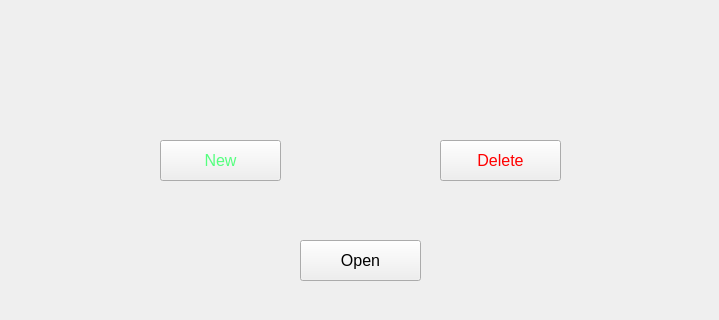
sriv95/Restaurant-Management, file ui/jsoncheck.ui: the form before one commit; both pictures show x 0 to 719 and y 200 to 520 of the 719 by 621 pixel window.
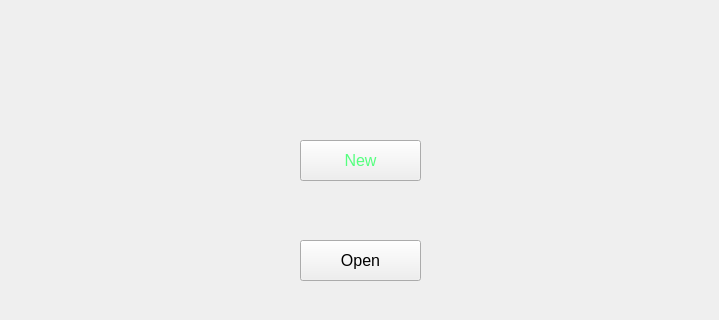
The form after the commit.

```diff
--- a/ui/jsoncheck.ui
+++ b/ui/jsoncheck.ui
@@ -16,7 +16,7 @@
   <widget class="QPushButton" name="newBtn">
    <property name="geometry">
     <rect>
-     <x>160</x>
+     <x>300</x>
      <y>340</y>
      <width>121</width>
      <height>41</height>
@@ -100,29 +100,6 @@
     <string>Continue -&gt;</string>
    </property>
   </widget>
-  <widget class="QPushButton" name="delBtn">
-   <property name="geometry">
-    <rect>
-     <x>440</x>
-     <y>340</y>
-     <width>121</width>
-     <height>41</height>
-    </rect>
-   </property>
-   <property name="font">
-    <font>
-     <pointsize>12</pointsize>
-     <bold>false</bold>
-     <underline>false</underline>
-    </font>
-   </property>
-   <property name="styleSheet">
-    <string notr="true">color: rgb(255, 0, 0);</string>
-   </property>
-   <property name="text">
-    <string>Delete</string>
-   </property>
-  </widget>
  </widget>
  <resources/>
  <connections/>
```
